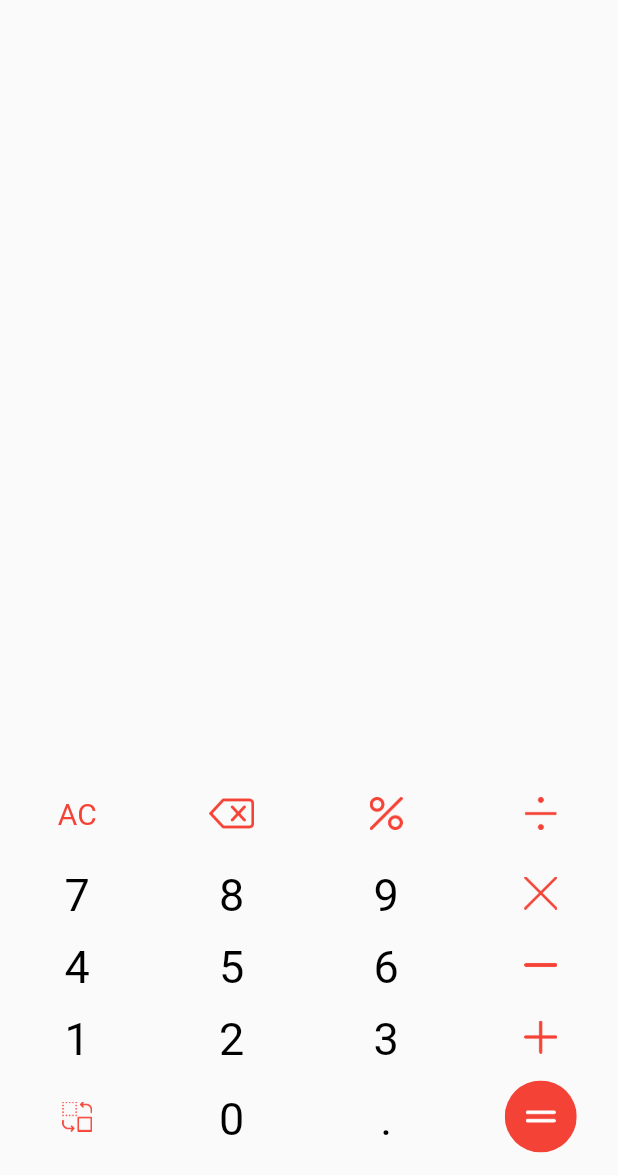
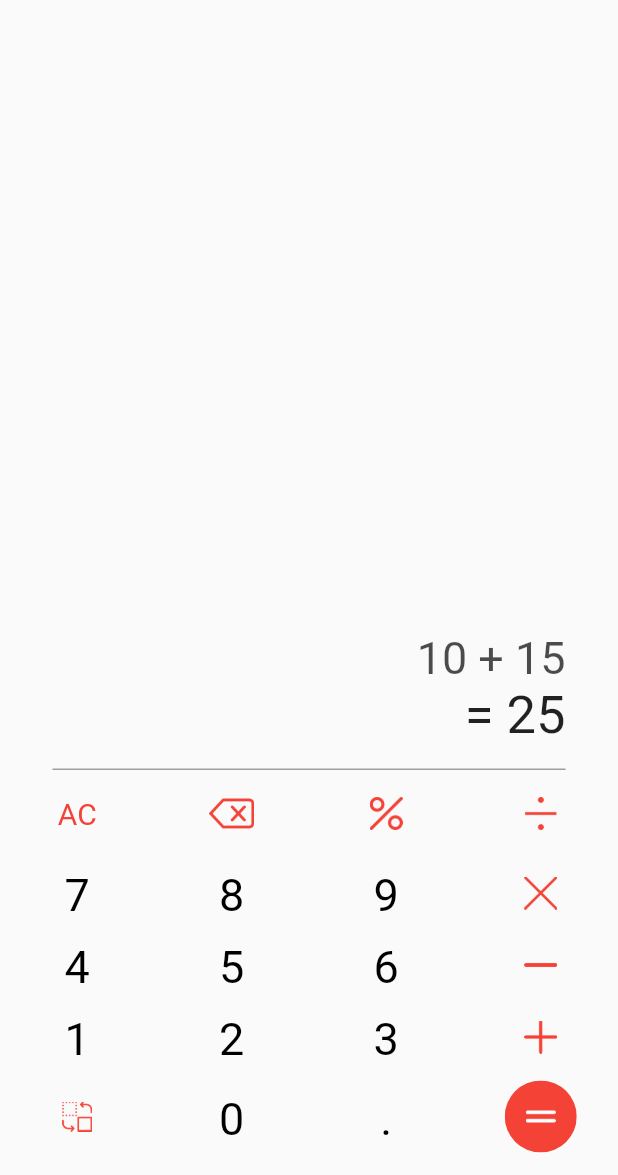
Before and after one commit to jamessarona/flutter-calculator, a Flutter app: the screen it shows after launch, on a phone screen of 412 x 824 dp, the part 61-1236 px from its top. Run offline on Flutter 3.47's test engine with Material 2 defaults, Android fonts, the phone set to English and light mode, and no system bars.

Commit message:
designing calculator

```diff
--- a/lib/screens/calculator.dart
+++ b/lib/screens/calculator.dart
@@ -10,12 +10,52 @@ class CalculatorScreen extends StatefulWidget {
 
 class _CalculatorScreenState extends State<CalculatorScreen> {
   late Size screenSize;
+  int current = 0;
+  late String firstNumber;
+  late String secondNumber;
+  late String operator;
+  late String answer;
   @override
   Widget build(BuildContext context) {
     screenSize = MediaQuery.of(context).size;
     return Column(
       mainAxisAlignment: MainAxisAlignment.end,
       children: [
+        Expanded(
+          child: ListView(
+            reverse: true,
+            children: [
+              Container(
+                margin: const EdgeInsets.symmetric(horizontal: 35, vertical: 5),
+                padding: const EdgeInsets.only(bottom: 15),
+                decoration: const BoxDecoration(
+                  border: Border(
+                    bottom: BorderSide(
+                      color: Colors.grey,
+                      width: 1,
+                    ),
+                  ),
+                ),
+                child: Column(
+                  crossAxisAlignment: CrossAxisAlignment.end,
+                  children: [
+                    Text(
+                      '10 + 15',
+                      style: TextStyle(
+                        fontSize: 30,
+                        color: Colors.black.withOpacity(0.7),
+                      ),
+                    ),
+                    const Text(
+                      '= 25',
+                      style: TextStyle(fontSize: 35),
+                    ),
+                  ],
+                ),
+              )
+            ],
+          ),
+        ),
         Column(
           children: [
             Row(
@@ -186,12 +226,13 @@ class _CalculatorScreenState extends State<CalculatorScreen> {
                       child: InkWell(
                         onTap: () {},
                         child: IconButton(
-                            onPressed: () {},
-                            icon: Image.asset(
-                              "assets/images/equal-mathematical-sign.png",
-                              height: 20,
-                              color: Colors.white,
-                            )),
+                          onPressed: () {},
+                          icon: Image.asset(
+                            "assets/images/equal-mathematical-sign.png",
+                            height: 20,
+                            color: Colors.white,
+                          ),
+                        ),
                       ),
                     ),
                   ),
--- a/lib/shared/buttons.dart
+++ b/lib/shared/buttons.dart
@@ -42,7 +42,7 @@ class CustomCalculatorButton extends StatelessWidget {
   @override
   Widget build(BuildContext context) {
     return IconButton(
-      onPressed: () {},
+      onPressed: onPressed,
       icon: isIcon
           ? Image.asset(
               "assets/images/$label.png",
```
